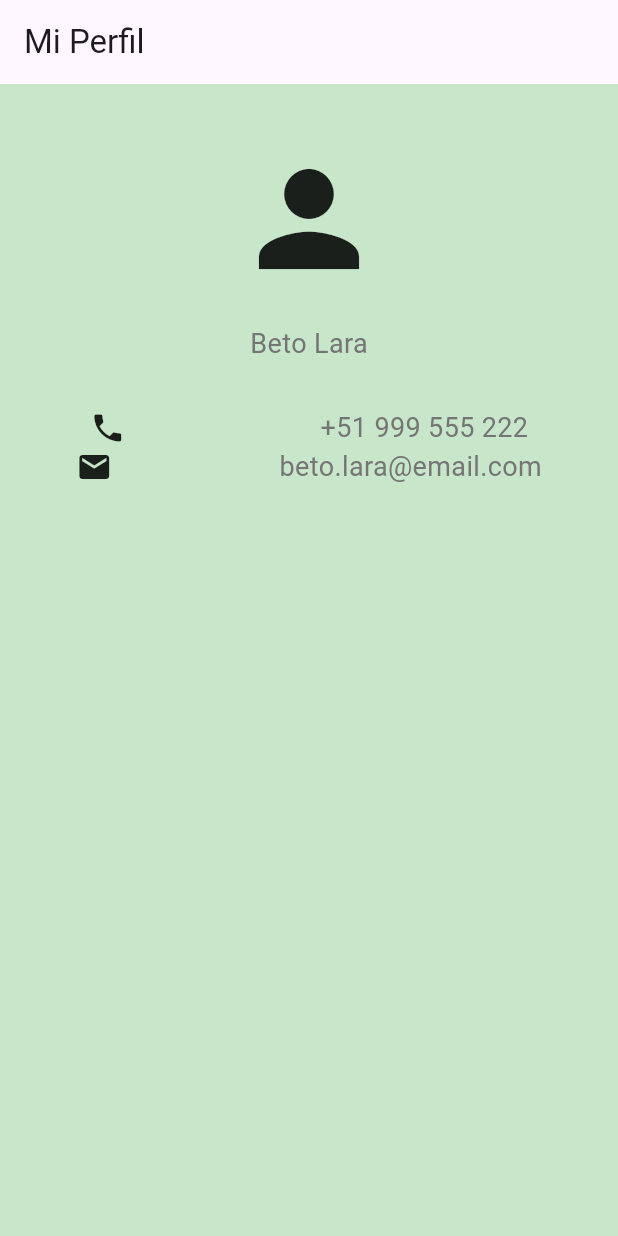
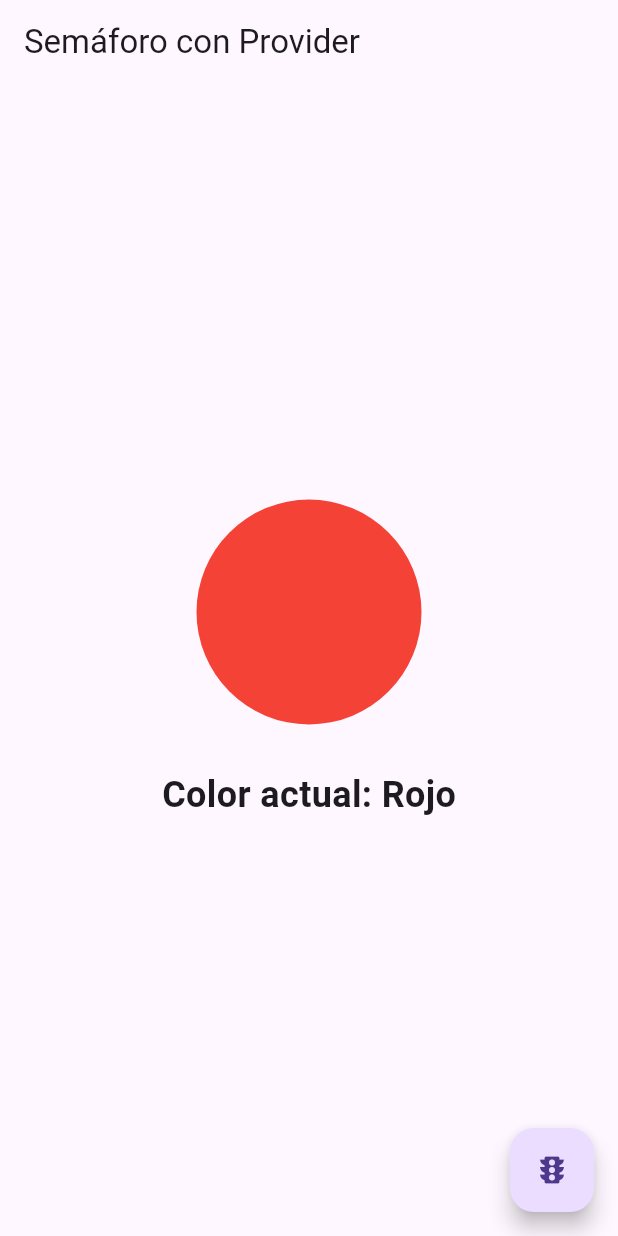
Before and after one commit to carfu1324-svg/mi-primera-app-flutter, a Flutter app: the screen it shows after launch, on a phone screen of 412 x 824 dp. Run offline on Flutter 3.47's test engine with Material 3 defaults, Android fonts, the phone set to English and light mode, and no system bars.

Commit message:
Ultimos cambios icono

```diff
--- /dev/null
+++ b/assets/datos.json
@@ -0,0 +1 @@
+{"fruta": "Manzana", "color": "Rojo"}
--- a/lib/main.dart
+++ b/lib/main.dart
@@ -1,77 +1,100 @@
 import 'package:flutter/material.dart';
+import 'package:provider/provider.dart'; // IMPORTANTE: El paquete
 
-// 1. Iniciamos la app
-void main() {
-  runApp(const MyApp());
+// ---------------------------------------------------------
+// PIEZA 1: LA ESTACIÓN DE RADIO (El Modelo)
+// Aquí vive la lógica. No hay widgets, solo datos.
+// ---------------------------------------------------------
+class SemaforoModel extends ChangeNotifier {
+  String _colorActual = "Rojo"; // Dato privado
+
+  // Getter para que los demás puedan ver el color
+  String get colorString => _colorActual;
+
+  // Método para cambiar el color
+  void cambiarColor() {
+    if (_colorActual == "Rojo") {
+      _colorActual = "Verde";
+    } else {
+      _colorActual = "Rojo";
+    }
+
+    // ¡EL GRITO! "¡Oigan todos, cambié de color!"
+    // Sin esta línea, la pantalla nunca se enteraría.
+    notifyListeners();
+  }
 }
 
-// 2. El widget raíz (Stateless)
-class MyApp extends StatelessWidget {
-  const MyApp({super.key});
+// ---------------------------------------------------------
+// PIEZA 2: LA ANTENA (El Main)
+// Envolvemos la app para que la señal llegue a todos lados.
+// ---------------------------------------------------------
+void main() {
+  runApp(
+    ChangeNotifierProvider(
+      create: (context) => SemaforoModel(), // Encendemos la estación aquí
+      child: const MaterialApp(
+        home: PantallaSemaforo(),
+      ),
+    ),
+  );
+}
+
+// ---------------------------------------------------------
+// PIEZA 3: EL RADIOYENTE (La Pantalla)
+// Fíjate que es un Stateless widget. ¡No necesita setState!
+// ---------------------------------------------------------
+class PantallaSemaforo extends StatelessWidget {
+  const PantallaSemaforo({super.key});
 
   @override
   Widget build(BuildContext context) {
-    return MaterialApp(
-      debugShowCheckedModeBanner: false, // Quita la cinta de "DEBUG"
-      home: Scaffold( // El lienzo de la app
-        appBar: AppBar(
-          title: Text('Mi Perfil'),
+
+    // ESCUCHAMOS (WATCH):
+    // "Dame el modelo del semáforo y avísame si algo cambia".
+    // guardamos el modelo en una variable para usarlo fácil.
+    final semaforo = context.watch<SemaforoModel>();
+
+    // Lógica visual simple: Convertimos el texto a un Color real
+    Color colorDeFondo;
+    if (semaforo.colorString == "Rojo") {
+      colorDeFondo = Colors.red;
+    } else {
+      colorDeFondo = Colors.green;
+    }
+
+    return Scaffold(
+      appBar: AppBar(title: const Text('Semáforo con Provider')),
+      body: Center(
+        child: Column(
+          mainAxisAlignment: MainAxisAlignment.center,
+          children: [
+            // Este contenedor cambiará de color automáticamente
+            Container(
+              width: 150,
+              height: 150,
+              decoration: BoxDecoration(
+                color: colorDeFondo, // Usamos el color que calculamos arriba
+                shape: BoxShape.circle, // Forma de círculo
+              ),
+            ),
+            const SizedBox(height: 30),
+            Text(
+              "Color actual: ${semaforo.colorString}",
+              style: const TextStyle(fontSize: 24, fontWeight: FontWeight.bold),
+            ),
+          ],
         ),
-        // 3. El body será nuestro layout
-        body: MiPaginaPerfilPrueba1(),
+      ),
+      floatingActionButton: FloatingActionButton(
+        onPressed: () {
+          // ACCIÓN (READ):
+          // Aquí usamos 'read' porque solo queremos dar la orden,
+          // no necesitamos "escuchar" dentro del botón.
+          context.read<SemaforoModel>().cambiarColor();
+        },
+        child: const Icon(Icons.traffic),
       ),
     );
   }
 }
-
-// Mi widget Personalizado
-class MiPaginaPerfilPrueba1 extends StatelessWidget{
-  const MiPaginaPerfilPrueba1({super.key});
-
-  @override
-  Widget build(BuildContext context) {
-    // TODO: implement build
-    return Container(
-      color: Colors.green[100],
-      width: double.infinity,
-
-      child: Column(
-        crossAxisAlignment: CrossAxisAlignment.center,
-        children: [
-
-          SizedBox(height: 40),
-          Icon(Icons.person, size: 100),
-          SizedBox(height: 20),
-          Text(
-            'Beto Lara',
-            style: TextStyle(fontSize: 18, color: Colors.grey [600]),
-            ),
-          SizedBox(height: 30),
-
-          Row(
-            mainAxisAlignment: MainAxisAlignment.spaceEvenly,
-            children: [
-              Icon(Icons.phone),
-              SizedBox(width: 10),
-              Text(
-                "+51 999 555 222",
-                style: TextStyle(fontSize: 18, color: Colors.grey [600]),
-                ),
-            ],
-          ),
-          Row(
-            mainAxisAlignment: MainAxisAlignment.spaceEvenly,
-            children: [
-              Icon(Icons.email),
-              SizedBox(width: 10),
-              Text(
-                'beto.lara@email.com',
-                style: TextStyle(fontSize: 18, color: Colors.grey [600]),
-              ),
-            ],
-          ),
-        ],
-      ),
-    );
-  }
-}
```
Also changed, not shown: pubspec.yaml (+14 -2 lines), assets/icon_app_1.png (added), pubspec.lock, 2 other files.
